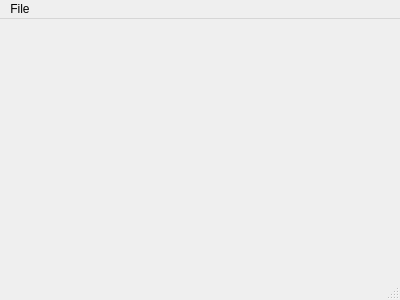
The window that mainwindow.ui (bruceoutdoors/DrawingApp) describes before a commit, drawn with Qt 5.
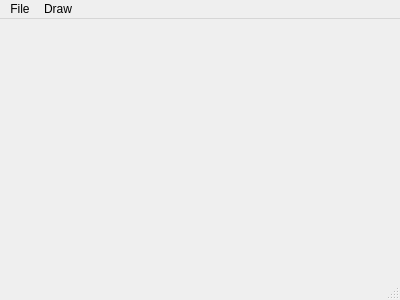
The same window after the commit.

Commit message: now draws circles... with dialog

```diff
--- a/mainwindow.ui
+++ b/mainwindow.ui
@@ -28,7 +28,14 @@
      <string>File</string>
     </property>
    </widget>
+   <widget class="QMenu" name="menuDraw">
+    <property name="title">
+     <string>Draw</string>
+    </property>
+    <addaction name="actionCircle"/>
+   </widget>
    <addaction name="menuFile"/>
+   <addaction name="menuDraw"/>
   </widget>
   <widget class="QStatusBar" name="statusBar"/>
  </widget>
```
Left out of the diff: 8 changed lines with no effect on the pictures. The commit also changes 15 other files.
